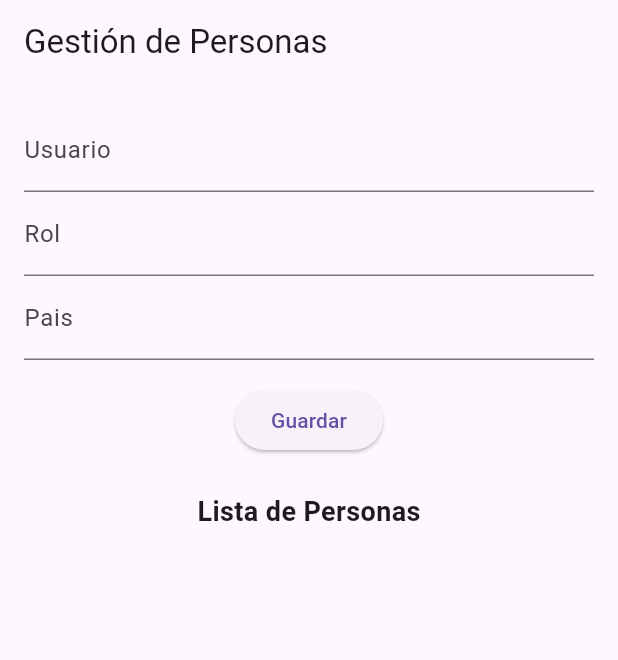
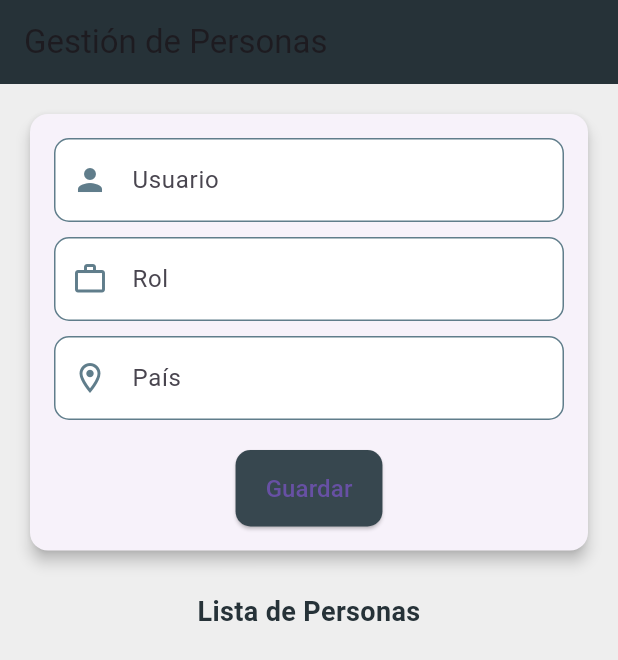
Before and after one commit to RICARDO2024918/examenfinal, a Flutter app: the AdministradorSecion screen opened directly, on a phone screen of 412 x 824 dp. Shown: the top 660 px of the screen. Run offline on Flutter 3.47's test engine with Material 3 defaults, Android fonts, the phone set to English and light mode, and no system bars; our stand-ins replace sqflite; accounts and stored records are empty.

Commit message:
cambios
nuevos

```diff
--- a/streaming/lib/administrador_secion.dart
+++ b/streaming/lib/administrador_secion.dart
@@ -1,4 +1,3 @@
-// Clase AdministradorSecion
 import 'package:flutter/material.dart';
 import 'package:streaming/model/Persons.dart';
 import 'package:streaming/sql_helper.dart';
@@ -37,16 +36,23 @@ class _AdministradorSecionState extends State<AdministradorSecion> {
   @override
   Widget build(BuildContext context) {
     return Scaffold(
-      appBar: AppBar(title: Text("Gestión de Personas")),
+      appBar: AppBar(
+        title: Text("Gestión de Personas"),
+        backgroundColor: Colors.blueGrey[900],
+      ),
       body: _isLoading
           ? Center(child: CircularProgressIndicator())
-          : Column(
+          : SingleChildScrollView(
+              child: Column(
+                crossAxisAlignment: CrossAxisAlignment.stretch,
                 children: [
                   _form(),
                   _listTitle(),
-                Expanded(child: _personList()),
+                  _personList(),
                 ],
               ),
+            ),
+      backgroundColor: Colors.grey[200],
     );
   }
 
@@ -54,22 +60,33 @@ class _AdministradorSecionState extends State<AdministradorSecion> {
   Widget _form() {
     return Padding(
       padding: const EdgeInsets.all(16.0),
-      child: Form(
+      child: Card(
+        shape: RoundedRectangleBorder(
+          borderRadius: BorderRadius.circular(12),
+        ),
+        elevation: 4,
+        child: Padding(
+          padding: const EdgeInsets.all(16.0),
           child: Column(
             children: [
-            TextFormField(
+              _styledTextField(
                 controller: _nameController,
-              decoration: InputDecoration(labelText: "Usuario"),
+                label: "Usuario",
+                icon: Icons.person,
               ),
-            TextFormField(
+              SizedBox(height: 10),
+              _styledTextField(
                 controller: _ageController,
-              decoration: InputDecoration(labelText: "Rol"),
+                label: "Rol",
+                icon: Icons.work_outline,
               ),
-            TextFormField(
+              SizedBox(height: 10),
+              _styledTextField(
                 controller: _addressController,
-              decoration: InputDecoration(labelText: "Pais"),
+                label: "País",
+                icon: Icons.location_on_outlined,
               ),
-            SizedBox(height: 16),
+              SizedBox(height: 20),
               ElevatedButton(
                 onPressed: () {
                   if (id.isEmpty) {
@@ -79,9 +96,51 @@ class _AdministradorSecionState extends State<AdministradorSecion> {
                   }
                   _clearFields();
                 },
-              child: Text("Guardar"),
+                style: ElevatedButton.styleFrom(
+                  backgroundColor: Colors.blueGrey[800],
+                  padding: const EdgeInsets.symmetric(
+                    vertical: 14,
+                    horizontal: 20,
+                  ),
+                  shape: RoundedRectangleBorder(
+                    borderRadius: BorderRadius.circular(10),
+                  ),
+                ),
+                child: Text(
+                  "Guardar",
+                  style: TextStyle(fontSize: 16),
+                ),
               ),
             ],
+          ),
+        ),
+      ),
+    );
+  }
+
+  // Campo de texto con estilo
+  Widget _styledTextField({
+    required TextEditingController controller,
+    required String label,
+    required IconData icon,
+  }) {
+    return TextFormField(
+      controller: controller,
+      decoration: InputDecoration(
+        labelText: label,
+        prefixIcon: Icon(icon, color: Colors.blueGrey),
+        filled: true,
+        fillColor: Colors.white,
+        border: OutlineInputBorder(
+          borderRadius: BorderRadius.circular(10),
+        ),
+        enabledBorder: OutlineInputBorder(
+          borderRadius: BorderRadius.circular(10),
+          borderSide: BorderSide(color: Colors.blueGrey),
+        ),
+        focusedBorder: OutlineInputBorder(
+          borderRadius: BorderRadius.circular(10),
+          borderSide: BorderSide(color: Colors.blueGrey[700]!),
         ),
       ),
     );
@@ -90,23 +149,38 @@ class _AdministradorSecionState extends State<AdministradorSecion> {
   // Lista de personas
   Widget _personList() {
     return ListView.builder(
+      shrinkWrap: true,
+      physics: NeverScrollableScrollPhysics(),
       itemCount: _journals.length,
       itemBuilder: (context, index) {
         final person = _journals[index];
-        return ListTile(
-          leading: Text(person.id ?? "Sin ID"), // Manejar posibles nulos
+        return Card(
+          margin: const EdgeInsets.symmetric(horizontal: 16, vertical: 8),
+          shape: RoundedRectangleBorder(
+            borderRadius: BorderRadius.circular(10),
+          ),
+          elevation: 3,
+          child: ListTile(
+            leading: CircleAvatar(
+              backgroundColor: Colors.blueGrey[700],
+              child: Text(
+                person.usuario?.substring(0, 1).toUpperCase() ?? "",
+                style: TextStyle(color: Colors.white),
+              ),
+            ),
             title: Text(
-              "${person.usuario ?? 'Sin nombre'} (${person.rol ?? 'N/A'})"),
-          subtitle: Text(person.address ?? "Sin dirección"),
+              "${person.usuario ?? 'Sin nombre'}",
+              style: TextStyle(fontWeight: FontWeight.bold),
+            ),
+            subtitle: Text("${person.rol ?? 'N/A'} - ${person.address ?? ''}"),
             trailing: Row(
               mainAxisSize: MainAxisSize.min,
               children: [
                 IconButton(
-                icon: Icon(Icons.edit),
+                  icon: Icon(Icons.edit, color: Colors.blueGrey[700]),
                   onPressed: () {
                     setState(() {
-                    id =
-                        person.id ?? ""; // Proporcionar un valor predeterminado
+                      id = person.id ?? "";
                       _nameController.text = person.usuario ?? "";
                       _ageController.text = person.rol ?? "";
                       _addressController.text = person.address ?? "";
@@ -114,10 +188,11 @@ class _AdministradorSecionState extends State<AdministradorSecion> {
                   },
                 ),
                 IconButton(
-                icon: Icon(Icons.delete),
+                  icon: Icon(Icons.delete, color: Colors.red),
                   onPressed: () => _deleteItem(person.id ?? ""),
                 ),
               ],
+            ),
           ),
         );
       },
@@ -130,7 +205,12 @@ class _AdministradorSecionState extends State<AdministradorSecion> {
       padding: const EdgeInsets.all(8.0),
       child: Text(
         "Lista de Personas",
-        style: TextStyle(fontWeight: FontWeight.bold, fontSize: 18),
+        style: TextStyle(
+          fontWeight: FontWeight.bold,
+          fontSize: 18,
+          color: Colors.blueGrey[900],
+        ),
+        textAlign: TextAlign.center,
       ),
     );
   }
--- a/streaming/lib/api_servicce.dart
+++ b/streaming/lib/api_servicce.dart
@@ -2,8 +2,8 @@ import 'dart:convert';
 import 'package:http/http.dart' as http;
 
 class ApiService {
-  final String registerUrl = "http://192.168.1.6:8080/auth/register";
-  final String loginUrl = "http://192.168.1.6:8080/auth/login";
+  final String registerUrl = "http://192.168.0.106:8080/auth/register";
+  final String loginUrl = "http://192.168.0.106:8080/auth/login";
   //final String registerUrl = "http://192.168.100.12:8080/auth/reister";
   //final String loginUrl = "http://192.168.100.12:8080/auth/login";
 
--- a/streaming/lib/sql_helper.dart
+++ b/streaming/lib/sql_helper.dart
@@ -1,133 +1,84 @@
 import 'package:sqflite/sqflite.dart';
 import 'package:path/path.dart';
-import 'package:streaming/model/Persons.dart';
-//This class created by Satish Sharma
-//Date: 07-05-2023
-//Flutter Sqlite CRUD Operation works with Example code
+import 'model/Persons.dart';
 
-//It’s just a SQLHelper Class making which we do in every OOP language.
 class SQLHelper {
-/*
-getDataBase() function takes 3 arguments and gives us a database which we again return to our future function.
-String path of the Database
-Version
-onCreate Function
-*/
+  static Database? _database;
 
-  static String _tableName = "persondetails";
+  // Método para inicializar la base de datos
+  static Future<Database> get database async {
+    if (_database != null) return _database!;
+    _database = await _initDB();
+    return _database!;
+  }
 
-  static Future<Database> getDataBase() async {
-    return openDatabase(
-      join(await getDatabasesPath(), "personsDatabase.db"),
+  // Configuración inicial de la base de datos
+  static Future<Database> _initDB() async {
+    final dbPath = await getDatabasesPath();
+    final path = join(dbPath, 'persondetails.db');
+
+    return await openDatabase(
+      path,
+      version: 1,
       onCreate: (db, version) async {
-        await db.execute(
-          //   "CREATE TABLE $_tableName (id TEXT PRIMARY KEY, name TEXT, age TEXT, address TEXT, description TEXT)",
-          "CREATE TABLE $_tableName (id TEXT PRIMARY KEY, usuario TEXT, rol TEXT, address TEXT)",
-        );
+        await db.execute('''
+          CREATE TABLE persondetails (
+            id TEXT PRIMARY KEY,
+            usuario TEXT,
+            rol TEXT,
+            address TEXT
+          )
+        ''');
       },
-      version: 1,
     );
   }
 
-//============================= START CURD ===================================
+  // Insertar un nuevo registro
+  static Future<int> insert(Person person) async {
+    final db = await SQLHelper.database;
 
-//============================================================================
-//Insert/Add Method
-// First Insert Function Which will take values and add them inside the Database
-  static Future<int> insert(Person person) async {
-    int userId = 0;
-    Database db = await getDataBase();
-    String path = await getDatabasesPath();
-    print('''getDatabasesPath: ${path}''');
-
-    await db
-        .insert(_tableName, person.toMap(),
-            conflictAlgorithm: ConflictAlgorithm.replace)
-        .then((value) {
-      userId = value;
-    });
-    return userId;
+    return await db.insert(
+      'persondetails',
+      person.toMap(),
+      conflictAlgorithm: ConflictAlgorithm.replace,
+    );
   }
 
-//============================================================================
-//Get All Method
-//After adding data then comes the part where we need data and show it into the UI.
-//first there is a need for a database and then db.query method provides all the rows in the provided table inside the query() method.
+  // Obtener todos los registros
+  static Future<List<Person>> getAllPersons() async {
+    final db = await SQLHelper.database;
+    final List<Map<String, dynamic>> maps = await db.query('persondetails');
 
-  static Future<List<Person>> getAllPersons() async {
-    Database db = await getDataBase();
-    List<Map<String, dynamic>> personsMap = await db.query(_tableName);
-    print('''SQlite: ${personsMap}''');
-    return List.generate(personsMap.length, (index) {
+    return List.generate(maps.length, (i) {
       return Person(
-          id: personsMap[index]["id"],
-          usuario: personsMap[index]["usuario"],
-          rol: personsMap[index]["rol"],
-          address: personsMap[index]["address"]);
+        id: maps[i]['id'],
+        usuario: maps[i]['usuario'],
+        rol: maps[i]['rol'],
+        address: maps[i]['address'],
+      );
     });
   }
 
-//============================================================================
-//Get method:
-//This will return a Single user by using Where in the SQL query. For this, we need to pass the userID while calling this function.
+  // Actualizar un registro
+  static Future<int> update(
+      String id, String usuario, String rol, String address) async {
+    final db = await SQLHelper.database;
 
-  static Future<Person> getPerson(String userId) async {
-    Database db = await getDataBase();
-    List<Map<String, dynamic>> person =
-        await db.rawQuery("SELECT * FROM $_tableName WHERE id = $userId");
-    if (person.length == 1) {
-      return Person(
-          id: person[0]["id"],
-          usuario: person[0]["usuario"],
-          rol: person[0]["rol"],
-          address: person[0]["address"]);
-    } else {
-      return Person();
-    }
+    return await db.update(
+      'persondetails',
+      {'usuario': usuario, 'rol': rol, 'address': address},
+      where: 'id = ?',
+      whereArgs: [id],
+    );
   }
 
-//============================================================================
-//Update Method
-//Updating a particular person needs UserId and new values in the function when calling it. Here is the function for that below.
-//Need to add an Update query and give it the table and updated values where id = userId.
-
-  static Future<void> update(
-      String userId, String name, String age, String address) async {
-    Database db = await getDataBase();
-    db.rawUpdate(
-        "UPDATE $_tableName SET name = '$name', age = '$age', address = '$address' WHERE id = '$userId'");
+  // Eliminar un registro
+  static Future<void> deletePerson(String id) async {
+    final db = await SQLHelper.database;
+    await db.delete(
+      'persondetails',
+      where: 'id = ?',
+      whereArgs: [id],
+    );
   }
-
-//============================================================================
-//Delete method
-
-  static Future<void> deletePerson(String userId) async {
-    Database db = await getDataBase();
-    await db.rawDelete("DELETE FROM $_tableName WHERE id = '$userId'");
-  }
-
-  //Now get the ID of the last row inserted:
-  static Future<int> lastInsertedRowId(String userId) async {
-    Database db = await getDataBase();
-    await db.execute("select last_insert_rowid()");
-
-    // The row ID is a 64-bit value - cast the Command result to an Int64.
-    //Int64 LastRowID64 = (Int64)Command.ExecuteScalar();
-
-    // int lastRowID = (int)LastRowID64;
-    return 1;
-  }
-
-//
-//  Command.CommandText = "select last_insert_rowid()";
-//
-//  // The row ID is a 64-bit value - cast the Command result to an Int64.
-//  //
-//  Int64 LastRowID64 = (Int64)Command.ExecuteScalar();
-//
-//  // Then grab the bottom 32-bits as the unique ID of the row.
-//  //
-//  int LastRowID = (int)LastRowID64;
-
-//============================= END ===============================================
 }
```
Lines whose indentation alone changed are shown as unchanged.
